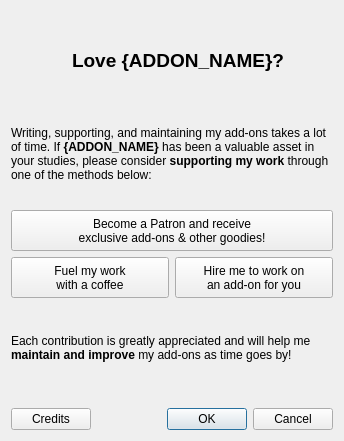
glutanimate/review-heatmap, file designer/contrib.ui: the form before one commit.
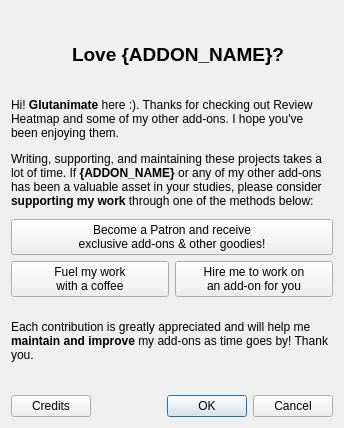
The form after the commit. Icons and pictures are not drawn.

Commit message: Update tab stops and contrib text

Diff of the .ui file:
```diff
--- a/designer/contrib.ui
+++ b/designer/contrib.ui
@@ -7,7 +7,7 @@
     <x>0</x>
     <y>0</y>
     <width>344</width>
-    <height>441</height>
+    <height>428</height>
    </rect>
   </property>
   <property name="sizePolicy">
@@ -97,7 +97,7 @@
         </sizepolicy>
        </property>
        <property name="text">
-        <string>&lt;html&gt;&lt;head/&gt;&lt;body&gt;&lt;p&gt;Writing, supporting, and maintaining my add-ons takes a lot of time. If &lt;span style=&quot; font-weight:600;&quot;&gt;{ADDON_NAME}&lt;/span&gt; has been a valuable asset in your studies, please consider &lt;span style=&quot; font-weight:600;&quot;&gt;supporting my work&lt;/span&gt; through one of the methods below:&lt;/p&gt;&lt;/body&gt;&lt;/html&gt;</string>
+        <string>&lt;html&gt;&lt;head/&gt;&lt;body&gt;&lt;p&gt;Hi! &lt;span style=&quot; font-weight:600;&quot;&gt;Glutanimate&lt;/span&gt; here :). Thanks for checking out Review Heatmap and some of my other add-ons. I hope you've been enjoying them. &lt;/p&gt;&lt;p&gt;Writing, supporting, and maintaining these projects takes a lot of time. If &lt;span style=&quot; font-weight:600;&quot;&gt;{ADDON_NAME}&lt;/span&gt; or any of my other add-ons has been a valuable asset in your studies, please consider &lt;span style=&quot; font-weight:600;&quot;&gt;supporting my work&lt;/span&gt; through one of the methods below:&lt;/p&gt;&lt;/body&gt;&lt;/html&gt;</string>
        </property>
        <property name="wordWrap">
         <bool>true</bool>
@@ -214,7 +214,7 @@
         </sizepolicy>
        </property>
        <property name="text">
-        <string>&lt;html&gt;&lt;head/&gt;&lt;body&gt;&lt;p&gt;Each contribution is greatly appreciated and will help me &lt;span style=&quot; font-weight:600;&quot;&gt;maintain and improve&lt;/span&gt; my add-ons as time goes by!&lt;/p&gt;&lt;/body&gt;&lt;/html&gt;</string>
+        <string>&lt;html&gt;&lt;head/&gt;&lt;body&gt;&lt;p&gt;Each contribution is greatly appreciated and will help me &lt;span style=&quot; font-weight:600;&quot;&gt;maintain and improve&lt;/span&gt; my add-ons as time goes by! Thank you.&lt;/p&gt;&lt;/body&gt;&lt;/html&gt;</string>
        </property>
        <property name="wordWrap">
         <bool>true</bool>
```
Left out of the diff: 7 changed lines with no effect on the pictures.
